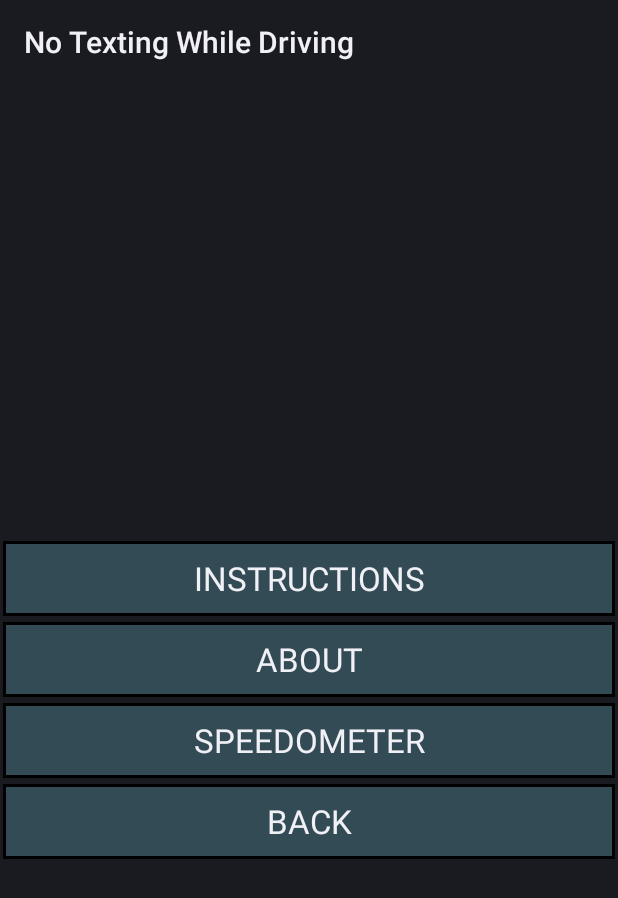
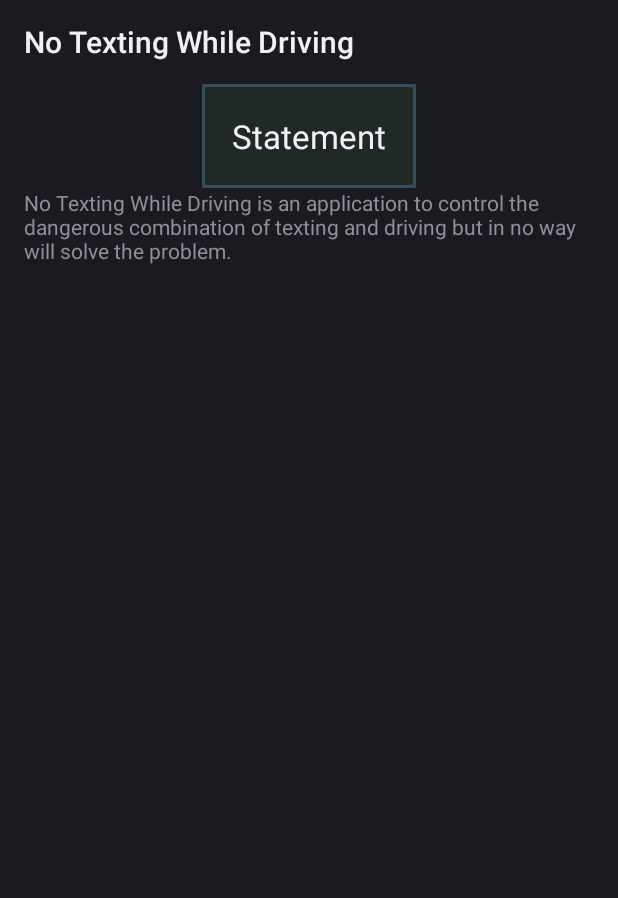
Before and after one commit to JeffSPeterson/No-Texting-While-Driving, an Android app: the Help screen opened directly, with no data from a screen before it, on a phone screen of 412 x 824 dp. Shown: the top 898 px of the screen. Run offline under Robolectric (Android 15) with nearby library versions, the phone set to English and light mode, and no system bars.

Commit message:
Code cleanup and front end mods

```diff
--- a/app/src/main/java/com/no_texting_while_driving/BackgroundService.java
+++ b/app/src/main/java/com/no_texting_while_driving/BackgroundService.java
@@ -243,10 +243,10 @@ public class BackgroundService extends Service {
                         String messageNotification1 = "** This is a Notification that " +
                                 mTelephonyMgr.getLine1Number() + " has sent a text going over the set Speed of " +
                                 MPH + "mph **";
-                        String messageNotification2 = "** Message sent to " + MessageTONumber + " is below **";
+                        String messageNotification2 = "** Message sent to " + MessageTONumber + " is below the set speed limit. **";
 
                         m.sendTextMessage(destinationNumber, null, messageNotification1, null, null);
-                        m.sendTextMessage(destinationNumber, null, messageNotification2, null, null);
+                        // m.sendTextMessage(destinationNumber, null, messageNotification2, null, null);
                         m.sendTextMessage(destinationNumber, null, text, null, null);
 
                     }//end else
--- a/app/src/main/java/com/no_texting_while_driving/Help.java
+++ b/app/src/main/java/com/no_texting_while_driving/Help.java
@@ -1,9 +1,7 @@
 package com.no_texting_while_driving;
 
 import android.app.Activity;
-import android.content.Intent;
 import android.os.Bundle;
-import android.view.View;
 import android.widget.Button;
 
 public class Help extends Activity {
@@ -19,44 +17,6 @@ public class Help extends Activity {
         super.onCreate(savedInstanceState);
         setContentView(R.layout.help);
 
-        bBack = (Button) findViewById(R.id.button_BackToMain);
-        bAbout = (Button) findViewById(R.id.button_About);
-        bHowTo = (Button) findViewById(R.id.button_HowTo);
-        bSpeedometer = (Button) findViewById(R.id.button_SpeedometerHelp);
-
-        bSpeedometer.setOnClickListener(new View.OnClickListener() {
-
-            @Override
-            public void onClick(View v) {
-
-                startActivity(new Intent("com.no_texting_while_driving.SPEEDOMETER"));
-            }
-        });
-
-        bBack.setOnClickListener(new View.OnClickListener() {
-
-            @Override
-            public void onClick(View v) {
-                finish();
-            }
-        });
-
-        bAbout.setOnClickListener(new View.OnClickListener() {
-
-            @Override
-            public void onClick(View v) {
-                startActivity(new Intent("com.no_texting_while_driving.ABOUT"));
-            }
-        });
-
-        bHowTo.setOnClickListener(new View.OnClickListener() {
-
-            @Override
-            public void onClick(View v) {
-                startActivity(new Intent("com.no_texting_while_driving.HOWTO"));
-            }
-        });
-
     }
 
 }
--- a/app/src/main/java/com/no_texting_while_driving/MainActivity.java
+++ b/app/src/main/java/com/no_texting_while_driving/MainActivity.java
@@ -19,6 +19,7 @@ public class MainActivity extends Activity {
     Button bSettings;
     Button bRegister;
     Button bHelp;
+    View sonarBackground;
 
     /**
      * Called when the activity is first created.
@@ -27,6 +28,9 @@ public class MainActivity extends Activity {
     public void onCreate(Bundle savedInstanceState) {
         super.onCreate(savedInstanceState);
         setContentView(R.layout.main);
+//        sonarBackground = new SonarBackground(this);
+//        this.addContentView(sonarBackground, new ViewGroup.LayoutParams(ViewGroup.LayoutParams.FILL_PARENT,
+//                ViewGroup.LayoutParams.FILL_PARENT));
 
         bSettings = (Button) findViewById(R.id.button_Settings);
         bRegister = (Button) findViewById(R.id.button_Register);
--- a/app/src/main/res/drawable/sonar_circle.xml
+++ b/app/src/main/res/drawable/sonar_circle.xml
@@ -1,7 +1,7 @@
-<transition xmlns:android="http://schemas.android.com/apk/res/android"
+<shape xmlns:android="http://schemas.android.com/apk/res/android"
     android:shape="ring">
     <solid android:color="@color/button_background" />
     <stroke android:width="5dp" />
     <stroke android:color="@color/sonar_ring" />
 
-</transition>
+</shape>
--- /dev/null
+++ b/app/src/main/res/drawable/text_box_border.xml
@@ -0,0 +1,8 @@
+<?xml version="1.0" encoding="utf-8"?>
+<shape xmlns:android="http://schemas.android.com/apk/res/android"
+    android:shape="rectangle">
+    <solid android:color="@color/edit_text_background" />
+    <stroke
+        android:width="2dip"
+        android:color="@color/button_background" />
+</shape>
--- a/app/src/main/res/layout/help.xml
+++ b/app/src/main/res/layout/help.xml
@@ -1,34 +1,33 @@
 <?xml version="1.0" encoding="utf-8"?>
-<RelativeLayout xmlns:android="http://schemas.android.com/apk/res/android"
+<ScrollView xmlns:android="http://schemas.android.com/apk/res/android"
     android:layout_width="fill_parent"
     android:layout_height="fill_parent"
-    android:layout_gravity="center_vertical|center_horizontal">
+    android:id="@+id/scrollView">
 
-    <Button
-        android:id="@+id/button_HowTo"
-        android:text="@string/instructions"
-        android:layout_centerInParent="true"
-        style="@style/buttonStyle"
-        android:layout_above="@+id/button_About" />
+    <LinearLayout
+        android:layout_width="match_parent"
+        android:layout_height="match_parent"
+        android:paddingLeft="16dp"
+        android:paddingRight="16dp"
+        android:orientation="vertical"
+        android:gravity="center_vertical">
 
-    <Button
-        android:id="@+id/button_About"
-        android:text="@string/about"
-        style="@style/buttonStyle"
-        android:layout_centerInParent="true" />
+        <TextView
+            android:id="@+id/mission_statement"
+            android:layout_width="wrap_content"
+            android:layout_height="wrap_content"
+            android:textAppearance="?android:attr/textAppearanceLarge"
+            android:text="Statement"
+            android:background="@drawable/text_box_border"
+            android:padding="@dimen/edit_text"
+            android:layout_gravity="center_horizontal" />
 
-    <Button
-        android:layout_below="@+id/button_About"
-        android:layout_centerInParent="true"
-        android:text="@string/speedometer"
-        android:id="@+id/button_SpeedometerHelp"
-        style="@style/buttonStyle" />
+        <TextView
+            android:id="@+id/mission_statement_text"
+            android:layout_width="wrap_content"
+            android:layout_height="wrap_content"
+            android:text="No Texting While Driving is an application to control the dangerous combination of texting and driving but in no way will solve the problem."
+            android:layout_gravity="center_horizontal" />
 
-    <Button
-        android:text="@string/back"
-        android:id="@+id/button_BackToMain"
-        android:layout_alignParentRight="true"
-        android:layout_below="@id/button_SpeedometerHelp"
-        style="@style/buttonStyle" />
-
-</RelativeLayout>
+    </LinearLayout>
+</ScrollView>
--- a/app/src/main/res/layout/main.xml
+++ b/app/src/main/res/layout/main.xml
@@ -1,12 +1,14 @@
 <?xml version="1.0" encoding="utf-8"?>
 <LinearLayout xmlns:android="http://schemas.android.com/apk/res/android"
+    android:id="@+id/layout_main"
     android:layout_width="match_parent"
     android:layout_height="match_parent"
     android:paddingLeft="16dp"
     android:paddingRight="16dp"
     android:orientation="vertical"
     android:updatePeriodMillis="86400000"
-    android:gravity="center_vertical">
+    android:gravity="center_vertical"
+    android:focusable="false">
 
     <Button
         android:text="@string/register"
```
Also changed, not shown: app/src/main/AndroidManifest.xml (+6 -6 lines), app/src/main/java/com/no_texting_while_driving/SonarBackground.java (+58 -13 lines), app/src/main/res/menu/main_menu.xml (added, +16 -0 lines), app/src/main/res/values/themes.xml (added, +7 -0 lines), 2 other files.
